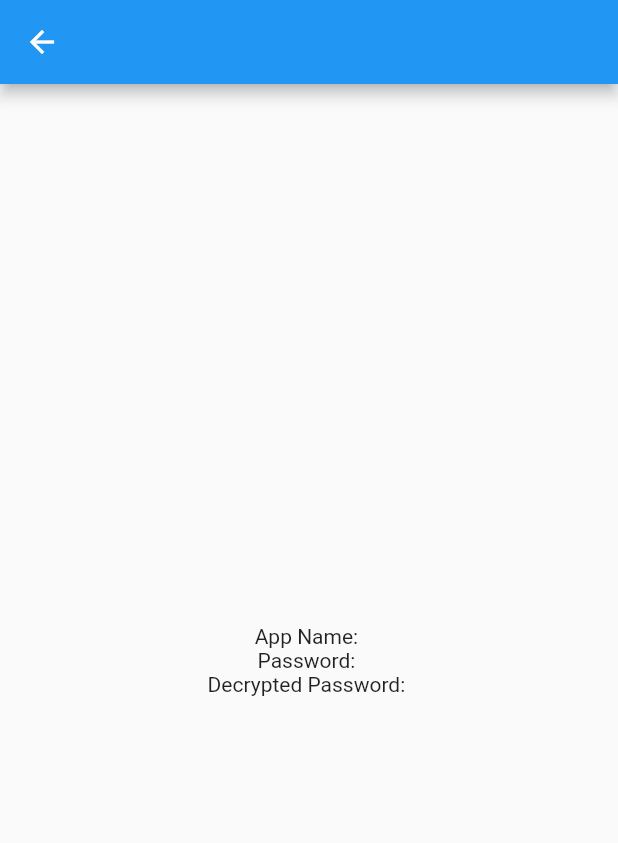
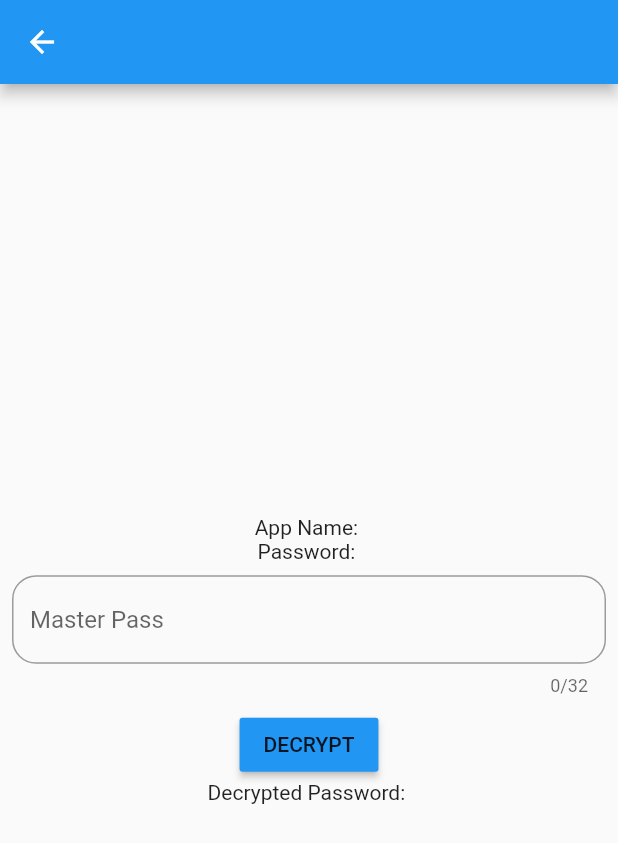
Before and after one commit to mtwn105/Cipherly, a Flutter app: the ViewPassword screen opened directly with empty values, on a phone screen of 412 x 824 dp. Shown: the top 843 px of the screen. Run offline on Flutter 3.47's test engine with Material 2 defaults, Android fonts, the phone set to English and light mode, and no system bars; our stand-ins replace sqflite; missing offline and left inert: encrypt; accounts and stored records are empty.

Commit message:
Added Master Password

```diff
--- a/lib/pages/ViewPasswordPage.dart
+++ b/lib/pages/ViewPasswordPage.dart
@@ -15,13 +15,12 @@ class _ViewPasswordState extends State<ViewPassword> {
   final Password password;
   _ViewPasswordState(this.password);
 
+  TextEditingController masterPassController = TextEditingController();
+
   String decrypted = "";
-  final key = encrypt.Key.fromUtf8('my 32 length key................');
-
 
   @override
   void initState() {
-    decryptPass(password.password);
     super.initState();
   }
 
@@ -38,19 +37,53 @@ class _ViewPasswordState extends State<ViewPassword> {
           children: <Widget>[
             Text("App Name: ${password.appName}"),
             Text("Password: ${password.password}"),
+            Padding(
+              padding: const EdgeInsets.all(8.0),
+              child: TextField(
+                maxLength: 32,
+                decoration: InputDecoration(
+                    hintText: "Master Pass",
+                    border: OutlineInputBorder(
+                        borderRadius: BorderRadius.circular(16))),
+                controller: masterPassController,
+              ),
+            ),
+            MaterialButton(
+              color: Colors.blue,
+              child: Text("DECRYPT"),
+              onPressed: () {
+                decryptPass(password.password);
+              },
+            ),
             Text("Decrypted Password: $decrypted"),
           ],
         ),
       ),
     );
   }
+
   decryptPass(String encryptedPass) {
+    String keyString = masterPassController.text;
+    if (keyString.length < 32) {
+      int count = 32 - keyString.length;
+      for (var i = 0; i < count; i++) {
+        keyString += ".";
+      }
+    }
+
     final iv = encrypt.IV.fromLength(16);
+    final key = encrypt.Key.fromUtf8(keyString);
 
+    try {
       final encrypter = encrypt.Encrypter(encrypt.AES(key));
       final d = encrypter.decrypt64(encryptedPass, iv: iv);
       setState(() {
         decrypted = d;
       });
+    } catch (exception) {
+      setState(() {
+       decrypted = "Wrong Master Password";
+      });
     }
   }
+}
```
Also changed, not shown: lib/pages/AddPasswordPage.dart (+22 -1 lines). Lines whose indentation alone changed are shown as unchanged.
